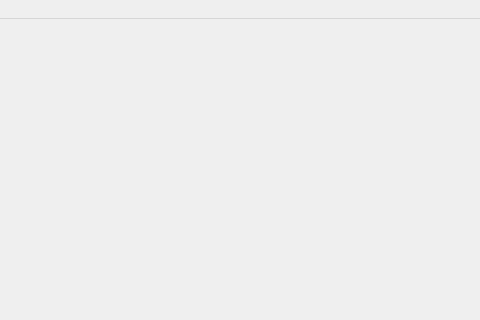
First picture: the form in mainwindow.ui, repository DvdJ002/lennard-jones-clusters-jDE, before the edit; both pictures show x 720 to 1200 and y 0 to 320 of the 1200 by 729 pixel window.
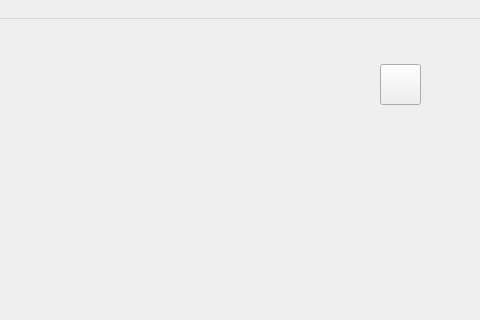
Second picture: the form after the edit.

Commit message: Zoom button for graph

```diff
--- a/mainwindow.ui
+++ b/mainwindow.ui
@@ -500,6 +500,19 @@
        <string>Reset range</string>
       </property>
      </widget>
+     <widget class="QPushButton" name="button_zoomgraph">
+      <property name="geometry">
+       <rect>
+        <x>1100</x>
+        <y>40</y>
+        <width>41</width>
+        <height>41</height>
+       </rect>
+      </property>
+      <property name="text">
+       <string/>
+      </property>
+     </widget>
     </widget>
     <widget class="QWidget" name="page_2">
      <widget class="QLabel" name="label_2">
```
The commit also changes 8 other files.
